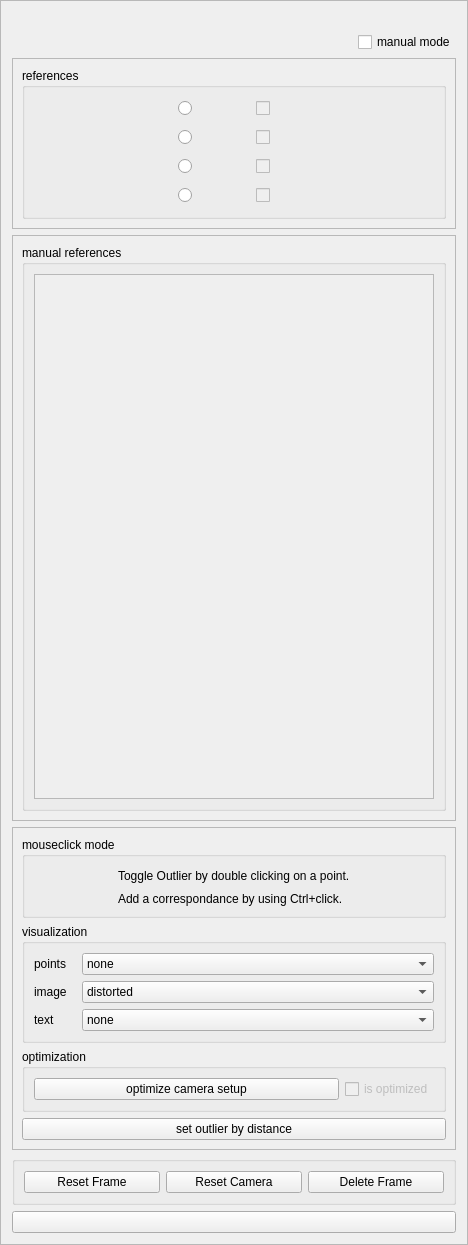
Above: src/ui/ui-files/WizardCalibrationCubeFrame.ui from XROMMPackages/xmalab before the change. Below: the same form after it.
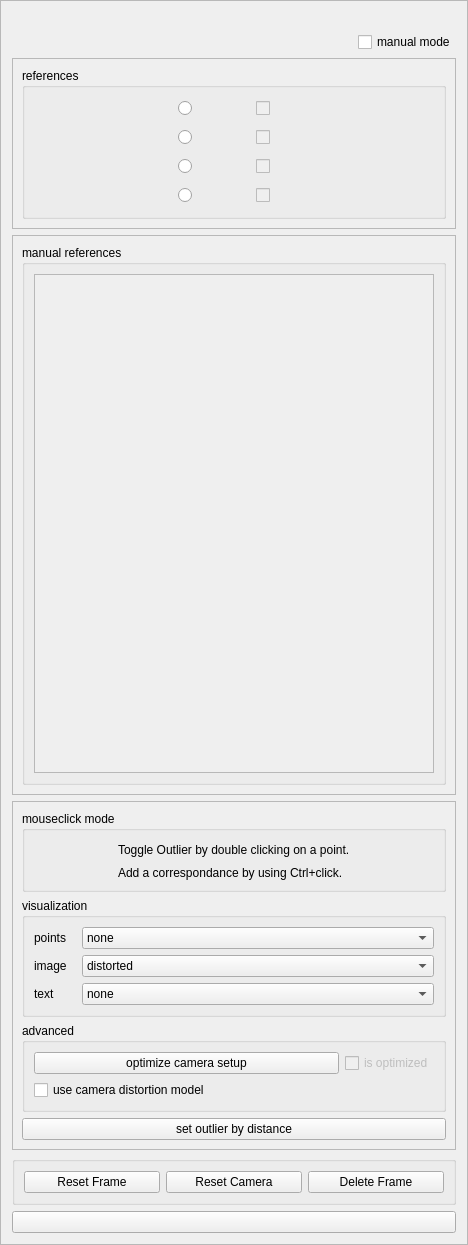
That is the form after the change.

Commit message: Added Checkerboard detection and distortion model and advanced option, as well as small bugfixes.

```diff
--- a/src/ui/ui-files/WizardCalibrationCubeFrame.ui
+++ b/src/ui/ui-files/WizardCalibrationCubeFrame.ui
@@ -51,8 +51,8 @@
              <rect>
               <x>0</x>
               <y>0</y>
-              <width>382</width>
-              <height>298</height>
+              <width>406</width>
+              <height>559</height>
              </rect>
             </property>
             <layout class="QGridLayout" name="gridLayout_10"/>
@@ -283,7 +283,7 @@
       <item row="2" column="0" colspan="3">
        <widget class="QGroupBox" name="groupBoxOptimization">
         <property name="title">
-         <string>optimization</string>
+         <string>advanced</string>
         </property>
         <layout class="QGridLayout" name="gridLayout_11">
          <item row="0" column="0">
@@ -318,6 +318,13 @@
            </property>
           </widget>
          </item>
+         <item row="1" column="0">
+          <widget class="QCheckBox" name="checkBoxDistortion">
+           <property name="text">
+            <string>use camera distortion model</string>
+           </property>
+          </widget>
+         </item>
         </layout>
        </widget>
       </item>
```
The commit also changes 25 other files.
